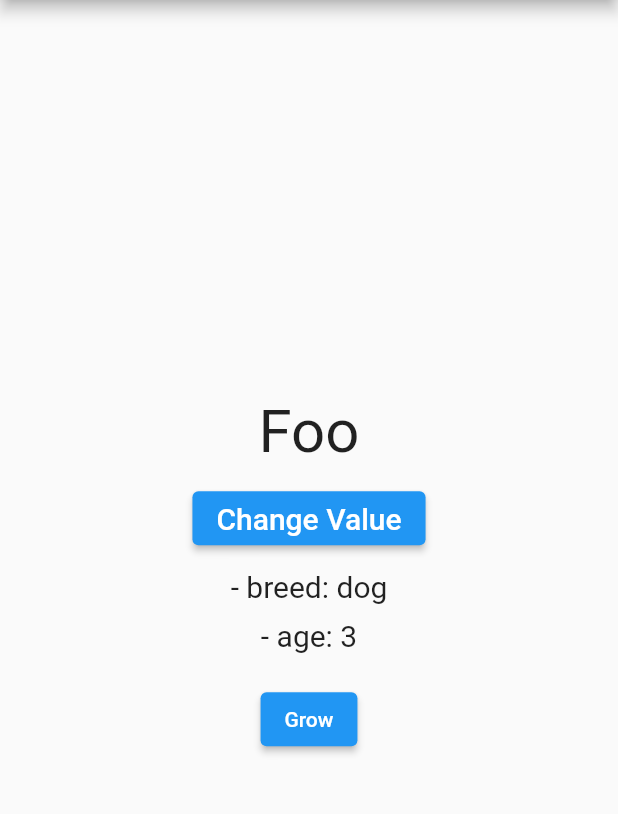
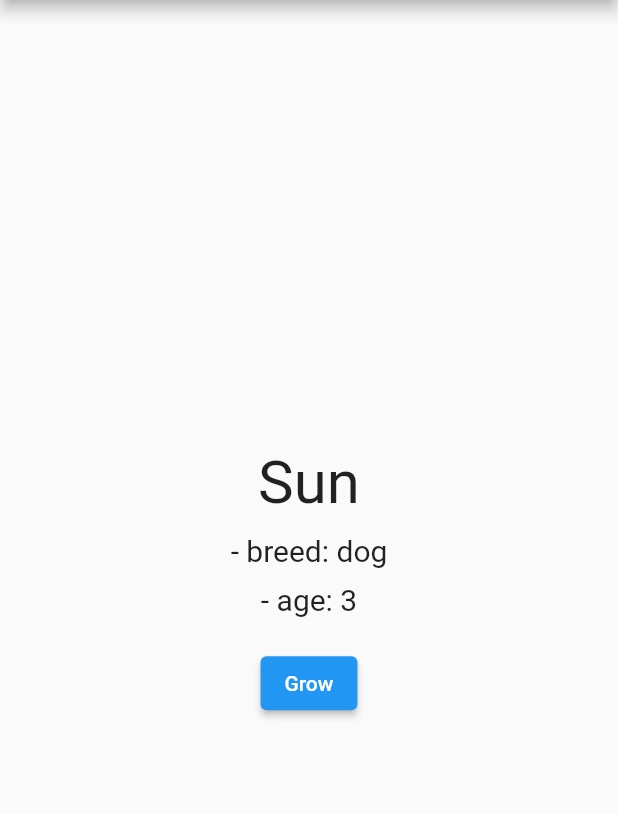
Before and after one commit to pb3enguin/flutter_provider_1, a Flutter app: the screen it shows after launch, on a phone screen of 412 x 824 dp, the part 84-898 px from its top. Run offline on Flutter 3.47's test engine with Material 2 defaults, Android fonts, the phone set to English and light mode, and no system bars.

Commit message:
chapter 17

```diff
--- a/lib/main.dart
+++ b/lib/main.dart
@@ -66,33 +66,25 @@ class MyHomePage extends StatelessWidget {
       appBar: AppBar(
         title: const Text('Provider 01'),
       ),
-      body: ChangeNotifierProvider<Foo>(
-        create: (_) => Foo(),
-        child:
-            Consumer<Foo>(builder: (BuildContext context, Foo foo, Widget? _) {
+      body: Selector<Dog, String>(
+        selector: (BuildContext context, Dog dog) => dog.name,
+        builder: (BuildContext context, String name, Widget? child) {
           return Center(
             child: Column(
               mainAxisAlignment: MainAxisAlignment.center,
               mainAxisSize: MainAxisSize.min,
               children: [
+                const SizedBox(height: 10.0),
                 Text(
-                  foo.value,
+                  name,
                   style: TextStyle(fontSize: 40.0),
-                ),
-                const SizedBox(height: 10.0),
-                ElevatedButton(
-                  onPressed: () => foo.changeValue(),
-                  child: Text(
-                    'Change Value',
-                    style: TextStyle(fontSize: 20.0),
-                  ),
                 ),
                 const SizedBox(height: 10.0),
                 const BreedAndAge(),
               ],
             ),
           );
-        }),
+        },
       ),
     );
   }
@@ -103,12 +95,13 @@ class BreedAndAge extends StatelessWidget {
 
   @override
   Widget build(BuildContext context) {
-    return Consumer<Dog>(
-      builder: (_, Dog dog, __) {
+    return Selector<Dog, String>(
+      selector: (BuildContext context, Dog dog) => dog.breed,
+      builder: (_, String breed, __) {
         return Column(
           children: [
             Text(
-              '- breed: ${dog.breed}',
+              '- breed: $breed',
               style: const TextStyle(fontSize: 20.0),
             ),
             const SizedBox(height: 10.0),
@@ -125,12 +118,13 @@ class Age extends StatelessWidget {
 
   @override
   Widget build(BuildContext context) {
-    return Consumer<Dog>(
-      builder: (_, dog, __) {
+    return Selector<Dog, int>(
+      selector: (BuildContext context, Dog dog) => dog.age,
+      builder: (_, int age, __) {
         return Column(
           children: [
             Text(
-              '- age: ${dog.age}',
+              '- age: $age',
               style: const TextStyle(fontSize: 20.0),
             ),
             // const SizedBox(height: 20.0),
@@ -145,7 +139,7 @@ class Age extends StatelessWidget {
             // ),
             const SizedBox(height: 20.0),
             ElevatedButton(
-              onPressed: () => dog.grow(),
+              onPressed: () => context.read<Dog>().grow(),
               child: const Text('Grow'),
             )
           ],
```
